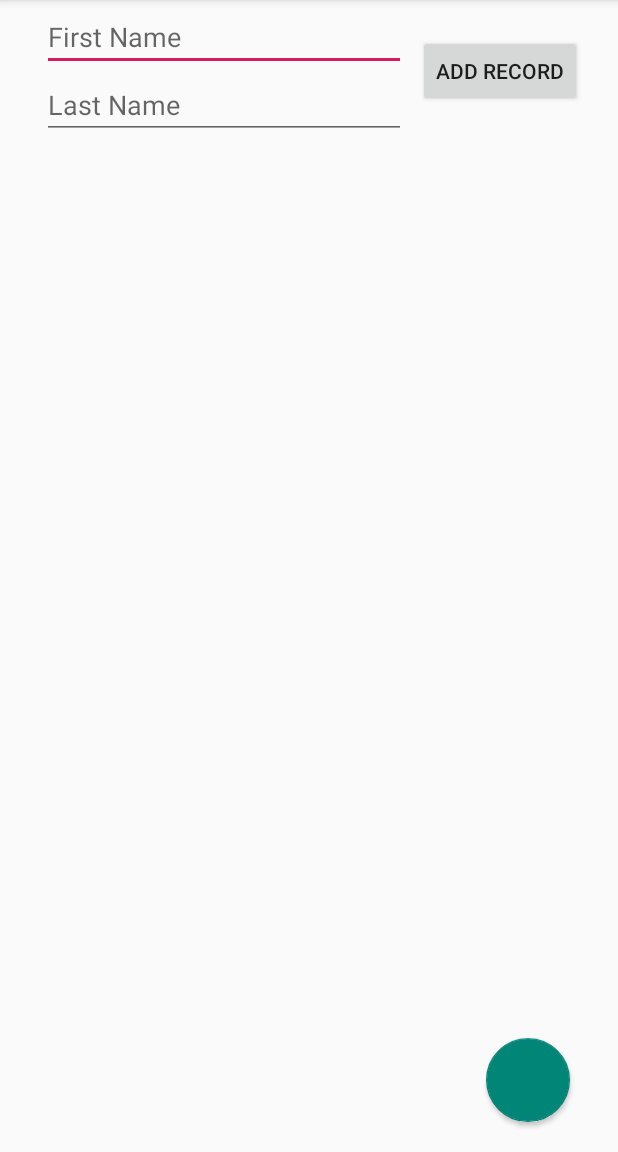
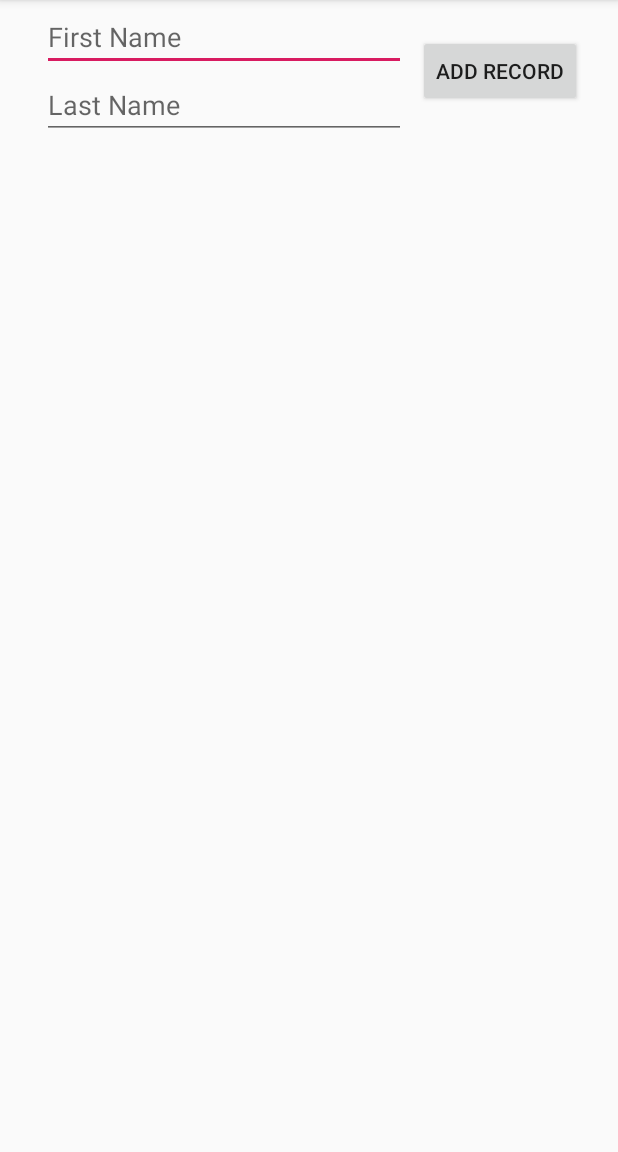
Before and after one commit to usamakzafar/room_demo, an Android app: the screen it shows after launch (MainActivity), on a phone screen of 412 x 824 dp, the part 84-1236 px from its top. Run offline under Robolectric (Android 15) with nearby library versions, the phone set to English and light mode, and no system bars; our stand-ins replace Room's generated code; libraries missing offline, so code that uses them is left out: android.arch.persistence.

Commit message:
Removed unused item

```diff
--- a/app/src/main/res/layout/activity_main.xml
+++ b/app/src/main/res/layout/activity_main.xml
@@ -61,16 +61,4 @@
             app:layout_constraintBottom_toBottomOf="parent" app:layout_constraintStart_toStartOf="@+id/leftGuideline"
             android:layout_marginStart="8dp" app:layout_constraintEnd_toStartOf="@+id/guideline2"
             android:layout_marginEnd="8dp"/>
-
-    <android.support.design.widget.FloatingActionButton android:layout_width="wrap_content"
-                                                        android:layout_height="wrap_content"
-                                                        android:src="@drawable/ic_add_black_24dp"
-                                                        app:layout_constraintEnd_toStartOf="@+id/guideline2"
-                                                        android:layout_marginEnd="8dp" android:layout_marginBottom="8dp"
-                                                        app:layout_constraintBottom_toBottomOf="parent"
-                                                        style="@style/Widget.Design.FloatingActionButton"
-                                                        app:backgroundTint="@color/colorPrimary"
-                                                        app:backgroundTintMode="src_in" app:fabSize="normal"
-                                                        app:useCompatPadding="true" android:tint="@color/colorPrimary"
-                                                        app:elevation="2dp"/>
 </android.support.constraint.ConstraintLayout>
```
